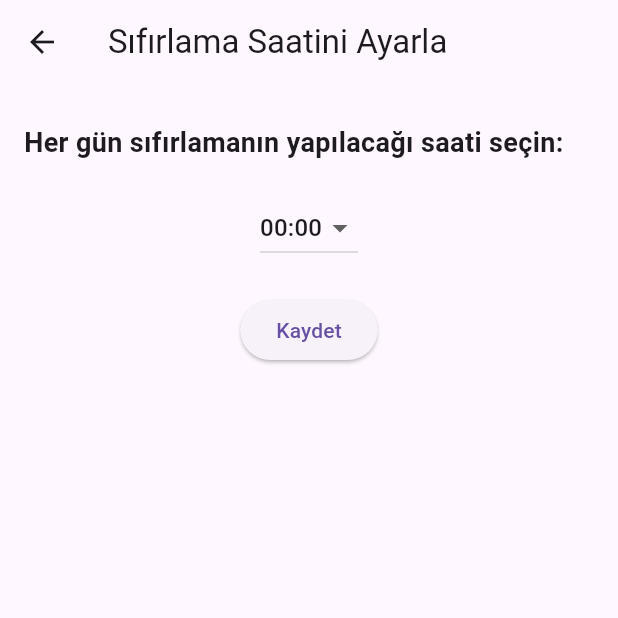
After one commit to tarikbt23/studybuddy_v2, a Flutter app: the SettingsScreen screen opened directly, after a tap on "Çalışma Saatimi Değiştir", on a phone screen of 412 x 824 dp, the top half of it. The commit adds this screen. Run offline on Flutter 3.47's test engine with Material 3 defaults, Android fonts, the phone set to English and light mode, and no system bars; our stand-ins replace animate_do, cloud_firestore, curved_navigation_bar, firebase_auth, firebase_core, flutter_sizer and 6 more; accounts and stored records are empty.

Commit message:
reset time select added to settings

```diff
--- a/lib/service/auth_service.dart
+++ b/lib/service/auth_service.dart
@@ -141,6 +141,7 @@ Future<void> signIn(BuildContext context,
   }
 }
 
+
   // Kullanıcı rolünü almak için yeni fonksiyon
   Future<String?> getUserRole() async {
     User? user = firebaseAuth.currentUser;
@@ -152,6 +153,19 @@ Future<void> signIn(BuildContext context,
       }
     }
     return null;
+  }
+
+    // Sıfırlama saatini almak için metot
+  Future<int?> getResetTime() async {
+    User? user = firebaseAuth.currentUser;
+    if (user != null) {
+      DocumentSnapshot userDoc = await userCollection.doc(user.uid).get();
+      if (userDoc.exists) {
+        Map<String, dynamic>? userData = userDoc.data() as Map<String, dynamic>?;
+        return userData?['reset_time'] as int?;
+      }
+    }
+    return null; // Eğer reset_time ayarlı değilse
   }
 
   Future<String?> getUserName() async {
--- a/lib/views/settings.dart
+++ b/lib/views/settings.dart
@@ -3,6 +3,7 @@ import 'package:provider/provider.dart';
 import 'package:study_buddy/service/auth_service.dart';
 import 'package:study_buddy/service/provider/theme_provider.dart';
 import 'package:study_buddy/views/accountData.dart';
+import 'package:study_buddy/views/student/resetTimeSettings.dart';
 
 class SettingsScreen extends StatelessWidget {
   const SettingsScreen({super.key});
@@ -36,6 +37,16 @@ class SettingsScreen extends StatelessWidget {
             },
           ),
           ListTile(
+            title: const Text('Çalışma Saatimi Değiştir'),
+            leading: const Icon(Icons.timer_sharp),
+            onTap: () {
+              Navigator.push(
+                  context,
+                  MaterialPageRoute(
+                      builder: (context) => const ResetTimeSettings()));
+            },
+          ),
+          ListTile(
             title: const Text('Çıkış Yap'),
             leading: const Icon(Icons.exit_to_app),
             onTap: () {
--- a/lib/views/student/onBoarding.dart
+++ b/lib/views/student/onBoarding.dart
@@ -79,7 +79,7 @@ class OnboardingScreen extends StatelessWidget {
                 mainAxisSize: MainAxisSize.min,
                 children: [
                   const Text(
-                    "Günlük çalışma süresi için sıfırlama saatini seçin.",
+                    "Günlük çalışma süresi için sıfırlama saatini seçin. Bu kısmı dilediğinizde ayarlardan değiştirebileceksiniz.",
                     textAlign: TextAlign.center,
                   ),
                   const SizedBox(height: 20),
--- /dev/null
+++ b/lib/views/student/resetTimeSettings.dart
@@ -0,0 +1,85 @@
+import 'package:flutter/material.dart';
+import 'package:study_buddy/service/auth_service.dart';
+
+class ResetTimeSettings extends StatefulWidget {
+  const ResetTimeSettings({super.key});
+
+  @override
+  State<ResetTimeSettings> createState() => _ResetTimeSettingsState();
+}
+
+class _ResetTimeSettingsState extends State<ResetTimeSettings> {
+  int _selectedHour = 0; // Varsayılan saat
+  final AuthService _authService = AuthService();
+
+  @override
+  void initState() {
+    super.initState();
+    _loadResetHour(); // Mevcut saati yükle
+  }
+
+  // Firebase’den sıfırlama saatini al
+  Future<void> _loadResetHour() async {
+    int resetHour = await _authService.getResetTime() ?? 0; // 0 varsayılan
+    setState(() {
+      _selectedHour = resetHour;
+    });
+  }
+
+  // Seçili saati Firebase’e kaydet
+  Future<void> _saveResetHour() async {
+    await _authService.updateResetTime(_selectedHour);
+    ScaffoldMessenger.of(context).showSnackBar(
+      const SnackBar(content: Text('Sıfırlama saati güncellendi')),
+    );
+  }
+
+  @override
+  Widget build(BuildContext context) {
+    return Scaffold(
+      appBar: AppBar(
+        title: const Text("Sıfırlama Saatini Ayarla"),
+      ),
+      body: Padding(
+        padding: const EdgeInsets.all(16.0),
+        child: Column(
+          crossAxisAlignment: CrossAxisAlignment.start,
+          children: [
+            const SizedBox(height: 10),
+            const Text(
+              "Her gün sıfırlamanın yapılacağı saati seçin:",
+              style: TextStyle(fontSize: 18, fontWeight: FontWeight.w600),
+            ),
+            const SizedBox(height: 20),
+            Center(
+              child: DropdownButton<int>(
+                value: _selectedHour,
+                items: List.generate(24, (index) => index)
+                    .map((hour) => DropdownMenuItem(
+                          value: hour,
+                          child: Text(
+                            "${hour.toString().padLeft(2, '0')}:00",
+                            style: const TextStyle(fontSize: 16),
+                          ),
+                        ))
+                    .toList(),
+                onChanged: (newHour) {
+                  setState(() {
+                    _selectedHour = newHour!;
+                  });
+                },
+              ),
+            ),
+            const SizedBox(height: 20),
+            Center(
+              child: ElevatedButton(
+                onPressed: _saveResetHour,
+                child: const Text("Kaydet"),
+              ),
+            ),
+          ],
+        ),
+      ),
+    );
+  }
+}
```
